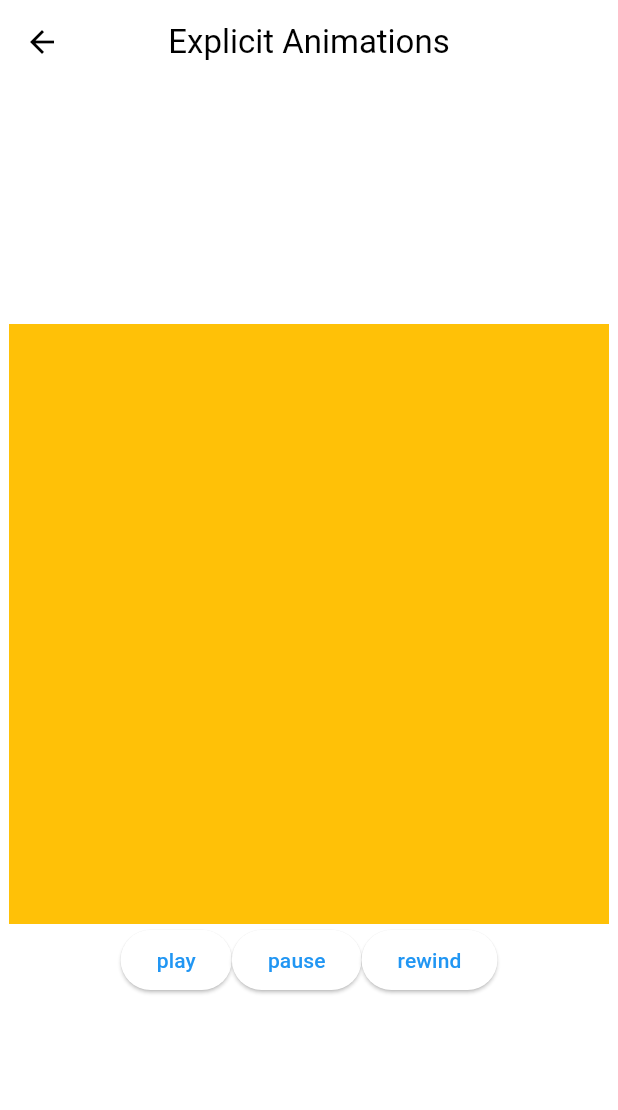
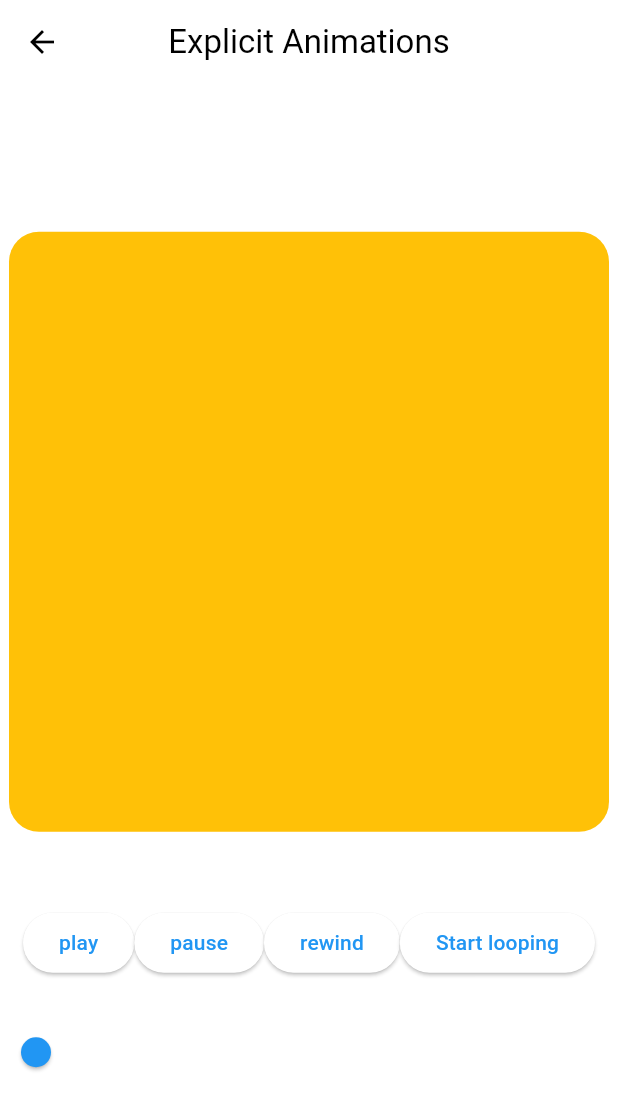
Before and after one commit to Yum2ji/flutter_animation_nomad, a Flutter app: the ExplicitAnimationsScreen screen opened directly, on a phone screen of 412 x 824 dp. Shown: the top 1110 px of the screen. Run offline on Flutter 3.47's test engine with Material 3 defaults, Android fonts, the phone set to English and light mode, and no system bars.

Commit message:
chapter2_animation

```diff
--- a/lib/screens/explicit_animations_screen.dart
+++ b/lib/screens/explicit_animations_screen.dart
@@ -32,13 +32,62 @@ class _ExplicitAnimationsScreenState extends State<ExplicitAnimationsScreen>
     duration: Duration(
       seconds: 2,
     ),
-  );
+    reverseDuration: Duration(
+      seconds: 1,
+    ),
+  )..addListener(
+      () {
+        _range.value = _animationController.value;
+      },
+    );
+/*     ..addStatusListener(
+      (status) {
+        if (status == AnimationStatus.completed) {
+          _animationController.reverse();
+        } else if (status == AnimationStatus.dismissed) {
+          _animationController.forward();
+        }
+      },
+    ); */
 
   // Animationcontroller 만 사용해 animation 조절하면 0~1 과 같이만 조절 color 같은거는 어렵기 때문에 아래의 Tween 사용
-  late final Animation<Color?> _color = ColorTween(
+/*   late final Animation<Color?> _color = ColorTween(
     begin: Colors.amber,
     end: Colors.red,
   ).animate(_animationController);
+ */
+  late final Animation<Decoration> _decoration = DecorationTween(
+    begin: BoxDecoration(
+      color: Colors.amber,
+      borderRadius: BorderRadius.circular(20),
+    ),
+    end: BoxDecoration(
+      color: Colors.red,
+      borderRadius: BorderRadius.circular(120),
+    ),
+  ).animate(_curve);
+
+  late final Animation<double> _rotation = Tween(
+    begin: 0.0,
+    end: 0.5,
+  ).animate(_curve);
+
+  late final Animation<double> _scale = Tween(
+    begin: 1.0,
+    end: 1.1,
+  ).animate(_curve);
+
+  late final Animation<Offset> _position = Tween(
+    begin: Offset.zero,
+    end: Offset(0, -0.2),
+  ).animate(_curve);
+
+  //late 안쓰면안됨 _animationController가 late로 정의되어있으니까
+  late final CurvedAnimation _curve = CurvedAnimation(
+    parent: _animationController,
+    curve: Curves.elasticOut,
+    reverseCurve: Curves.bounceIn,
+  );
 
   @override
   void initState() {
@@ -59,6 +108,12 @@ class _ExplicitAnimationsScreenState extends State<ExplicitAnimationsScreen>
     */
   }
 
+  @override
+  void dispose() {
+    _animationController.dispose(); //animation 진행중에 뒤로가기 눌러버리면 error 나는
+    super.dispose();
+  }
+
   void _play() {
     _animationController.forward();
   }
@@ -69,6 +124,37 @@ class _ExplicitAnimationsScreenState extends State<ExplicitAnimationsScreen>
 
   void _rewind() {
     _animationController.reverse();
+  }
+
+  // double _value =0.0 과 같이 하지 않음. valueNotifier로 하는.setstate 하지 않아도 됨. build method를 거치지 않고도 변경된 부분을 잘 알아채는
+  final ValueNotifier<double> _range = ValueNotifier(0.0);
+
+  void _onChanged(double value) {
+/*
+  ValueNotifier로 바뀌면 setstate안쓰게 됨.
+   setState(() {
+      _value = value;
+    }); */
+    _range.value = 0;
+
+    //이렇게 하면 animation 없이 값만 바꾸는는
+    _animationController.value = value;
+    //아래 내용은  animation됨.
+    //_animationController.animateTo(value);
+  }
+
+  bool _looping = false;
+  void _toggleLooping() {
+    if (_looping) {
+      _animationController.stop();
+    } else {
+      _animationController.repeat(
+        reverse: true,
+      );
+    }
+    setState(() {
+      _looping = !_looping;
+    });
   }
 
   @override
@@ -85,7 +171,7 @@ class _ExplicitAnimationsScreenState extends State<ExplicitAnimationsScreen>
           mainAxisAlignment: MainAxisAlignment.center,
           children: [
             //AnimatedBuilder로 하면 _animationController.addLister로 setstate하는 것과 다르게 딱 이부분만 build 되도록 해줌.
-            AnimatedBuilder(
+            /* AnimatedBuilder(
               animation: _color,
               builder: (context, child) {
                 return Container(
@@ -94,6 +180,28 @@ class _ExplicitAnimationsScreenState extends State<ExplicitAnimationsScreen>
                   height: 400,
                 );
               },
+            ),
+            */
+
+            //ExplicitWidget
+            SlideTransition(
+              position: _position,
+              child: ScaleTransition(
+                scale: _scale,
+                child: RotationTransition(
+                  turns: _rotation,
+                  child: DecoratedBoxTransition(
+                    decoration: _decoration,
+                    child: SizedBox(
+                      height: 400,
+                      width: 400,
+                    ),
+                  ),
+                ),
+              ),
+            ),
+            SizedBox(
+              height: 50,
             ),
             Row(
               mainAxisAlignment: MainAxisAlignment.center,
@@ -116,8 +224,26 @@ class _ExplicitAnimationsScreenState extends State<ExplicitAnimationsScreen>
                     "rewind",
                   ),
                 ),
+                ElevatedButton(
+                  onPressed: _toggleLooping,
+                  child: Text(
+                    _looping ? "Stop looping" : "Start looping",
+                  ),
+                ),
               ],
             ),
+            SizedBox(
+              height: 25,
+            ),
+            ValueListenableBuilder(
+              valueListenable: _range,
+              builder: (context, value, child) {
+                return Slider(
+                  value: value,
+                  onChanged: _onChanged,
+                );
+              },
+            )
           ],
         ),
       ),
```
